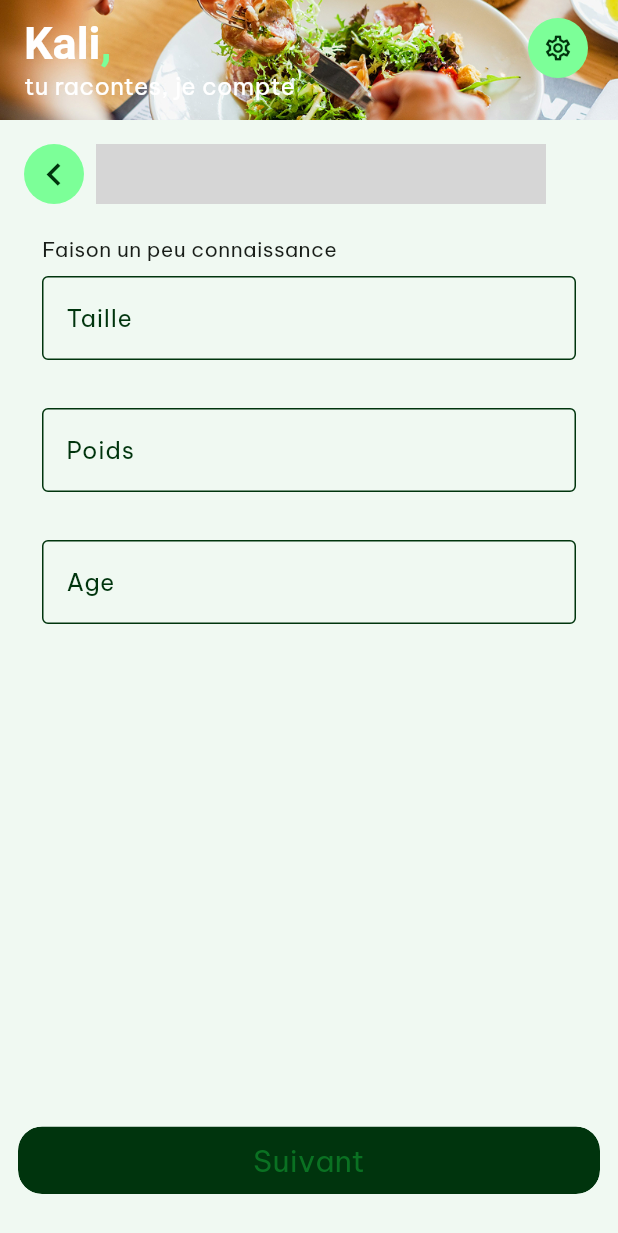
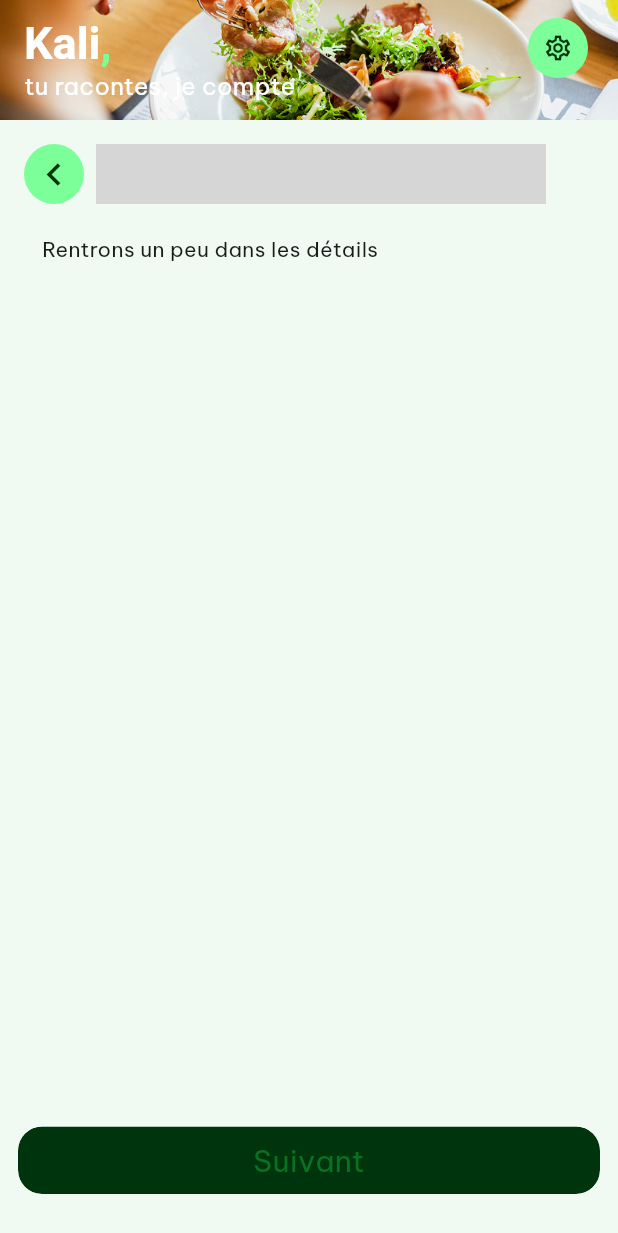
Before and after one commit to Xhya/kali, a Flutter app: the screen it shows after launch, after a tap on the "chevron left" icon, on a phone screen of 412 x 824 dp. Shown: the top 1233 px of the screen. Run offline on Flutter 3.47's test engine with Material 3 defaults, Android fonts, the phone set to English and light mode, and no system bars; drawn by our look-alikes of syncfusion_flutter_gauges; our stand-ins replace flutter_secure_storage, internet_connection_checker_plus, loading_animation_widget, package_info_plus; missing offline and left inert: back_button_interceptor, bugsnag_flutter, dart_date; grey boxes are pictures that could not be loaded.

Commit message:
setup slider

```diff
--- a/lib/client/screens/StartForm.screen.dart
+++ b/lib/client/screens/StartForm.screen.dart
@@ -1,12 +1,11 @@
 import 'package:flutter/material.dart';
 import 'package:kali/client/widgets/StartFormPage1.widget.dart';
+import 'package:kali/client/widgets/StartFormPage2.widget.dart';
 import 'package:kali/client/widgets/StartFormTop.widget.dart';
 import 'package:kali/core/models/NutriScore.model.dart';
 import 'package:provider/provider.dart';
 import 'package:kali/client/Style.service.dart';
 import 'package:kali/client/widgets/CustomButton.widget.dart';
-import 'package:kali/client/widgets/Expanded.widget.dart';
-import 'package:kali/client/widgets/NutriScore2by2.widget.dart';
 import 'package:kali/client/layout/Base.scaffold.dart';
 import 'package:kali/core/actions/startForm.actions.dart';
 import 'package:kali/core/domains/nutriScore.state.dart';
@@ -23,6 +22,20 @@ String getSubmitButtonText() {
 
 void onClickNext() {
   startFormState.currentPage.value = startFormState.currentPage.value + 1;
+  startFormState.controller.value.animateToPage(
+    startFormState.currentPage.value,
+    duration: const Duration(milliseconds: 400),
+    curve: Curves.easeInOut,
+  );
+}
+
+void onClickPrevious() {
+  startFormState.currentPage.value = startFormState.currentPage.value - 1;
+  startFormState.controller.value.animateToPage(
+    startFormState.currentPage.value,
+    duration: const Duration(milliseconds: 400),
+    curve: Curves.easeInOut,
+  );
 }
 
 Future<void> onClickSubmitButton() async {
@@ -57,6 +70,8 @@ class _StartFormScreenState extends State<StartFormScreen> {
     bool isSubmitButtonDisabled =
         context.watch<StartFormState>().isSubmitButtonDisabled;
     bool isLoading = context.watch<StartFormState>().isLoading.value;
+    PageController controller =
+        context.watch<StartFormState>().controller.value;
 
     return BaseScaffold(
       child: Scaffold(
@@ -70,7 +85,6 @@ class _StartFormScreenState extends State<StartFormScreen> {
                   StartFormTopWidget(),
 
                   Expanded(
-                    child: SingleChildScrollView(
                     child: ConstrainedBox(
                       constraints: BoxConstraints(
                         minHeight: constraints.maxHeight,
@@ -78,30 +92,25 @@ class _StartFormScreenState extends State<StartFormScreen> {
                       child: IntrinsicHeight(
                         child: Container(
                           padding: const EdgeInsets.all(16),
-                            child: Column(
-                              crossAxisAlignment: CrossAxisAlignment.start,
-                              mainAxisAlignment: MainAxisAlignment.spaceBetween,
-                              children: [
-                                Expanded(child: StartFormPage1()),
-                                if (personalNutriScore != null)
-                                  ExpandedWidget(
-                                    child: Wrap(
-                                      spacing: 12,
-                                      runSpacing: 12,
-                                      children: [
-                                        NutriScore2by2Widget(
-                                          nutriScore: personalNutriScore,
-                                        ),
-                                      ],
-                                    ),
-                                  ),
-                              ],
+                          child: PageView.builder(
+                            controller: controller,
+                            itemCount: 7,
+                            onPageChanged: (index) {
+                              // TODO
+                            },
+                            itemBuilder: (_, index) {
+                              if (index == 0) {
+                                return StartFormPage2();
+                              } else {
+                                return StartFormPage1();
+                              }
+                            },
                           ),
                         ),
                       ),
                     ),
                   ),
-                  ),
+
                   // ButtonWidget(
                   //   text: "Crash",
                   //   onPressed: () {
@@ -111,7 +120,16 @@ class _StartFormScreenState extends State<StartFormScreen> {
                   //   },
                   //   fullWidth: true,
                   // ),
-
+                  // if (personalNutriScore != null)
+                  //   ExpandedWidget(
+                  //     child: Wrap(
+                  //       spacing: 12,
+                  //       runSpacing: 12,
+                  //       children: [
+                  //         NutriScore2by2Widget(nutriScore: personalNutriScore),
+                  //       ],
+                  //     ),
+                  //   ),
                   ButtonWidget(
                     text: "Suivant",
                     onPressed: () {
--- a/lib/client/states/startForm.state.dart
+++ b/lib/client/states/startForm.state.dart
@@ -3,6 +3,8 @@ import 'package:flutter/material.dart';
 var startFormState = StartFormState();
 
 class StartFormState extends ChangeNotifier {
+  final controller = ValueNotifier<PageController>(PageController());
+
   final currentPage = ValueNotifier<int>(0);
 
   final size = ValueNotifier<String>("");
--- /dev/null
+++ b/lib/client/widgets/StartFormPage2.widget.dart
@@ -0,0 +1,17 @@
+import 'package:flutter/material.dart';
+
+class StartFormPage2 extends StatefulWidget {
+  const StartFormPage2({super.key});
+
+  @override
+  State<StartFormPage2> createState() => _StartFormPage2State();
+}
+
+class _StartFormPage2State extends State<StartFormPage2> {
+  @override
+  Widget build(BuildContext context) {
+    return SingleChildScrollView(
+      child: Text("Rentrons un peu dans les détails"),
+    );
+  }
+}
--- a/lib/client/widgets/StartFormTop.widget.dart
+++ b/lib/client/widgets/StartFormTop.widget.dart
@@ -1,5 +1,6 @@
 import 'package:flutter/material.dart';
 import 'package:kali/client/Style.service.dart';
+import 'package:kali/client/screens/StartForm.screen.dart';
 import 'package:kali/client/states/startForm.state.dart';
 import 'package:kali/client/widgets/CustomIconButton.widget.dart';
 import 'package:provider/provider.dart';
@@ -21,7 +22,9 @@ class _StartFormTopWidgetState extends State<StartFormTopWidget> {
       spacing: 4,
       children: [
         CustomIconButtonWidget(
-          onPressed: () {},
+          onPressed: () {
+            onClickPrevious();
+          },
           icon: Icons.chevron_left_outlined,
         ),
         SfLinearGauge(
```
Lines whose indentation alone changed are shown as unchanged.
